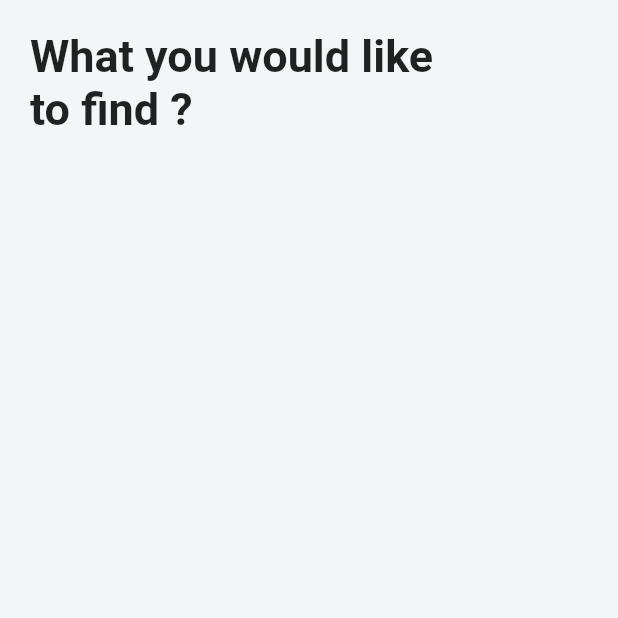
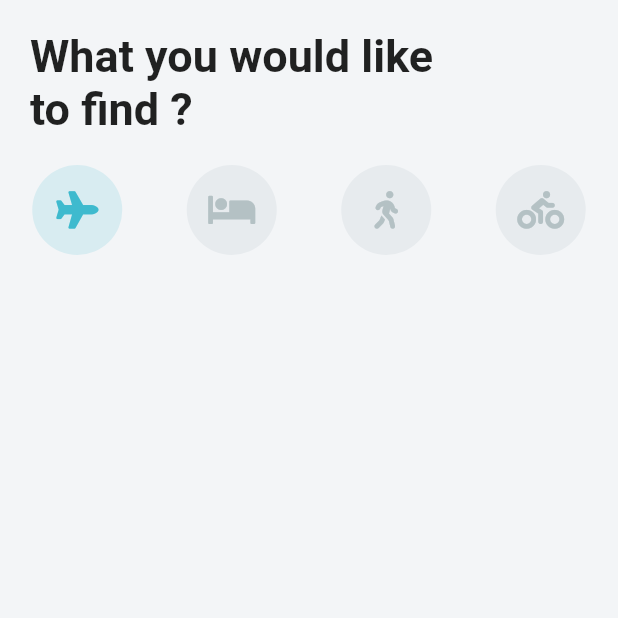
Before and after one commit to dj999dash/travelflutterapp, a Flutter app: the screen it shows after launch, on a phone screen of 412 x 824 dp, the top half of it. Run offline on Flutter 3.47's test engine with Material 2 defaults, Android fonts, the phone set to English and light mode, and no system bars; our stand-ins replace font_awesome_flutter.

Commit message:
selectable icons button

```diff
--- a/lib/screens/home_screen.dart
+++ b/lib/screens/home_screen.dart
@@ -1,4 +1,5 @@
 import 'package:flutter/material.dart';
+import 'package:font_awesome_flutter/font_awesome_flutter.dart';
 
 class HomeScreen extends StatefulWidget{
   @override
@@ -6,6 +7,40 @@ class HomeScreen extends StatefulWidget{
 }
 
 class _HomeScreenState extends State<HomeScreen>{
+
+  int _selectionIndex =0;
+  List<IconData> _icons =[
+    FontAwesomeIcons.plane,
+    FontAwesomeIcons.bed,
+    FontAwesomeIcons.walking,
+    FontAwesomeIcons.biking,
+  ];
+
+  Widget _buildIcon(int index){
+
+    return GestureDetector(
+      onTap: (){
+        setState(() {
+          _selectionIndex = index;
+        });
+        print(_selectionIndex);
+      },
+      child: Container(
+        height:60.0,
+        width: 60.0,
+        decoration: BoxDecoration(
+          color: _selectionIndex == index ? Theme.of(context).accentColor : Color(0xFFE7EBEE),
+          borderRadius: BorderRadius.circular(30.0),
+        ),
+        child: Icon(
+          _icons[index],
+          size: 25.0,
+          color: _selectionIndex == index ? Theme.of(context).primaryColor : Color(0xFFB4C1C4),
+        ),
+      ),
+    );
+  }
+
   @override
   Widget build(BuildContext context){
     return Scaffold(
@@ -20,7 +55,13 @@ class _HomeScreenState extends State<HomeScreen>{
                 fontSize: 30.0,
                 fontWeight: FontWeight.bold,
               ),),
-            )
+            ),
+            SizedBox(height: 20.0),
+            Row(
+              mainAxisAlignment: MainAxisAlignment.spaceAround,
+              children: _icons.asMap().entries.map((MapEntry map) => _buildIcon(map.key),)
+              .toList(),
+            ),
           ],
         ) ,
       ) ,
```
